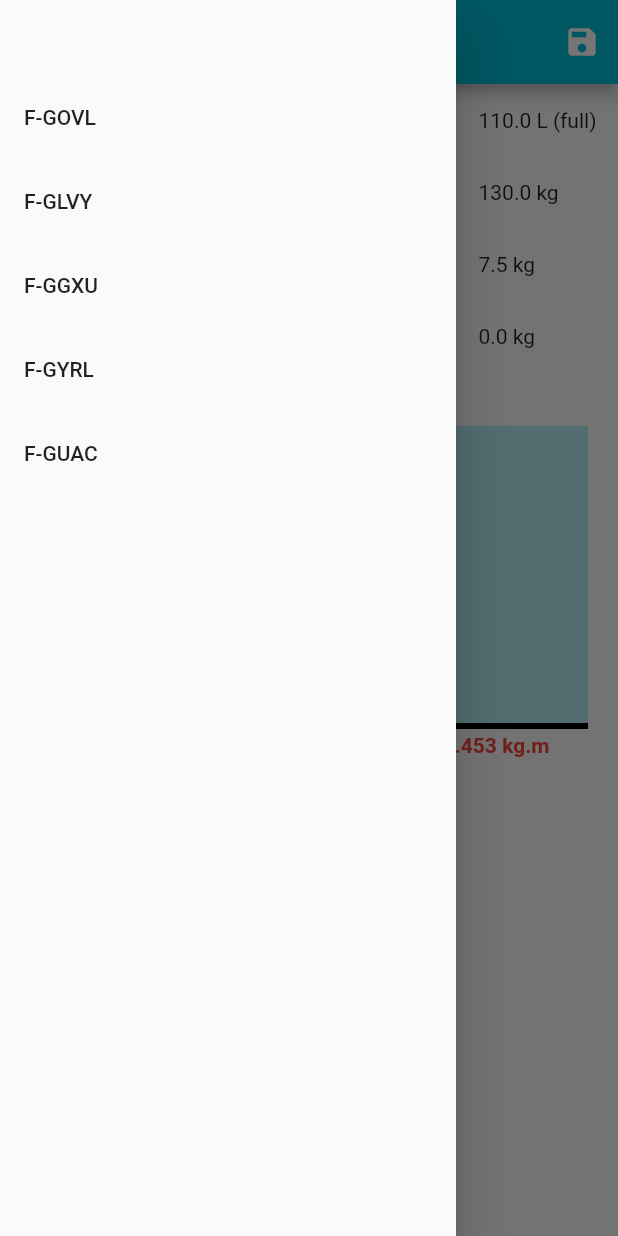
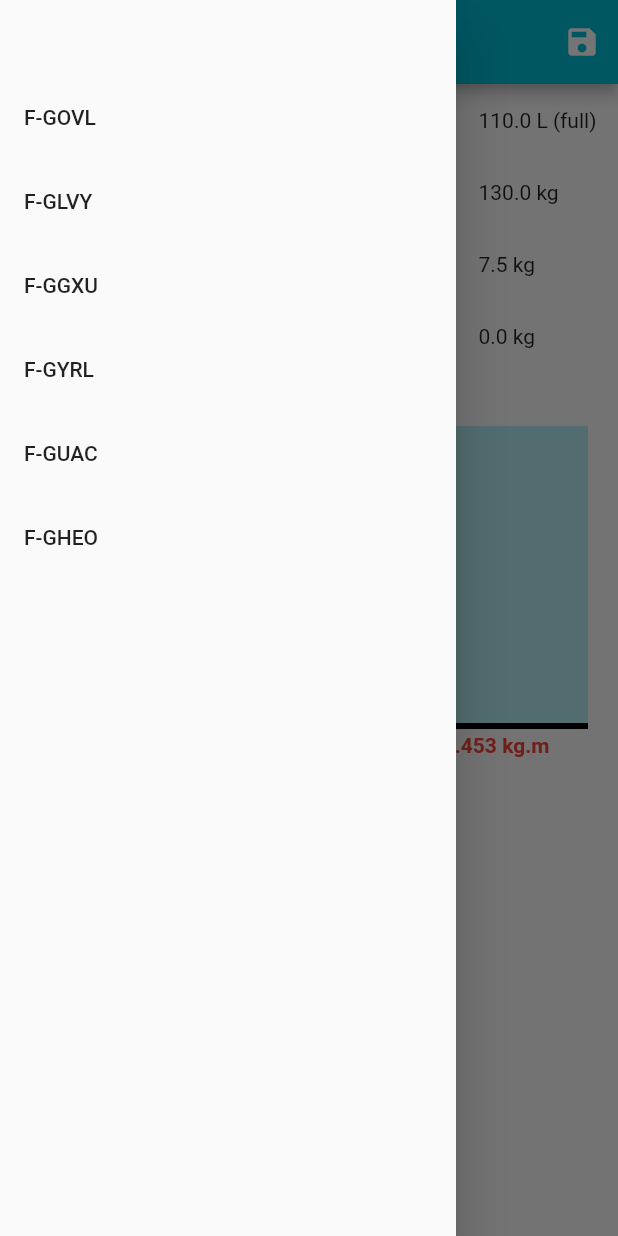
Before and after one commit to limagolf22/centrage, a Flutter app: the screen it shows after launch, with the side drawer open, on a phone screen of 412 x 824 dp. Run offline on Flutter 3.47's test engine with Material 2 defaults, Android fonts, the phone set to English and light mode, and no system bars; missing offline and left inert: excel, poly_collisions.

```diff
--- a/lib/main.dart
+++ b/lib/main.dart
@@ -19,7 +19,8 @@ class MyApp extends StatelessWidget {
   // This widget is the root of your application.
   @override
   Widget build(BuildContext context) {
-    getDir();
+    getImportDir();
+    getExportDir();
     return MaterialApp(
       title: 'Centrage AC ENAC',
       theme: ThemeData(
@@ -113,13 +114,13 @@ class _MyHomePageState extends State<MyHomePage> {
                 min: 0.0,
                 max: currentPlane.maxFuel,
                 valNot: values.mainFuel,
-                label: "mainFuel ")
+                label: "main\nfuel ")
               ..unit = "L",
             Input(
                 min: 0.0,
                 max: currentPlane.maxAuxFuel,
                 valNot: values.auxFuel,
-                label: "auxFuel ")
+                label: "aux\nFuel ")
               ..unit = "L",
             Input(min: 0.0, max: 250.0, valNot: values.crew, label: "crew "),
             Input(min: 0.0, max: 250.0, valNot: values.pax, label: "pax "),
@@ -135,7 +136,7 @@ class _MyHomePageState extends State<MyHomePage> {
                 height: 200,
                 child: Chart(totalkg: values.totalkg, totalNm: values.totalNm)),
             TotalLabel(valtotkg: values.totalkg, valtotNm: values.totalNm),
-            Text(dir == "" ? "" : "saved in : " + dir,
+            Text(impDir == "" ? "" : "saved in : " + impDir,
                 style: TextStyle(color: Color.fromARGB(255, 255, 0, 0)))
           ],
         ));
--- a/lib/values.dart
+++ b/lib/values.dart
@@ -91,7 +91,21 @@ List<Plane> planeList = [
       210,
       0,
       766.0,
-      0.9494)
+      0.9494),
+  Plane(
+      "F-GHEO",
+      [
+        Point(0.830, 858),
+        Point(0.830, 1021),
+        Point(1.039, 1406),
+        Point(1.194, 1406),
+        Point(1.194, 858),
+      ],
+      {"mainFuel": 1.219, "crew": 1.040, "pax": 1.880, "freight": 2.413},
+      333,
+      0,
+      858.0,
+      0.975)
 ];
 
 Plane currentPlane = planeList[0];
```
Also changed, not shown: lib/save.dart (+22 -7 lines), assets/icon/icon.png (added), 11 other files.
